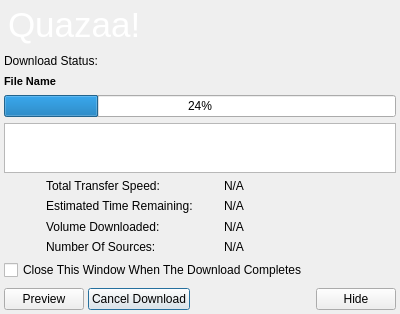
c3c/quazaa, file branches/Rewrite/UI/dialogdownloadmonitor.ui: the form before one commit.
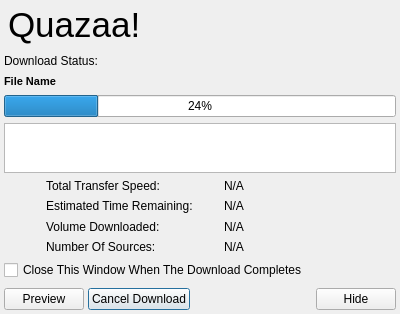
The form after the commit. Icons and pictures are not drawn.

Commit message: Removed remaining hard coded skinning style sheets from ui. Fixed default app menu appearing to right of nav toolbar. Now appears where menu should appear.

```diff
--- a/branches/Rewrite/UI/dialogdownloadmonitor.ui
+++ b/branches/Rewrite/UI/dialogdownloadmonitor.ui
@@ -49,10 +49,6 @@
        <height>50</height>
       </size>
      </property>
-     <property name="styleSheet">
-      <string notr="true">background-image: url(:/Resource/HeaderBackground.png);
-color: rgb(255, 255, 255);</string>
-     </property>
      <property name="frameShape">
       <enum>QFrame::NoFrame</enum>
      </property>
```
Left out of the diff: 12 changed lines with no effect on the pictures. The commit also changes 33 other files.
